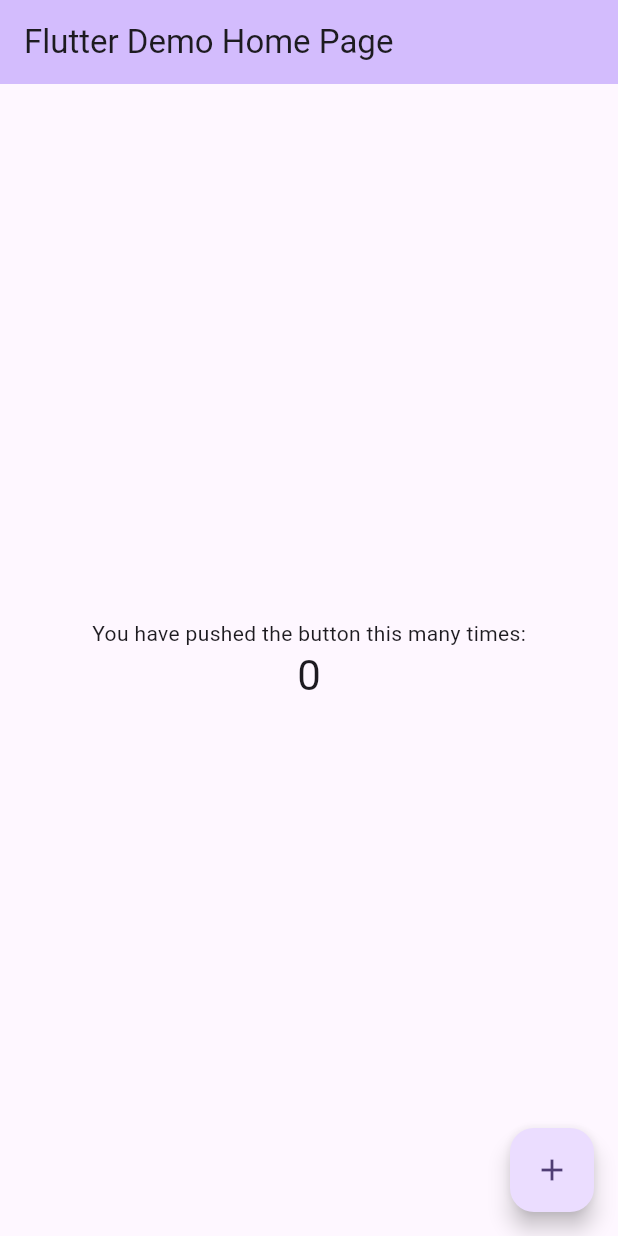
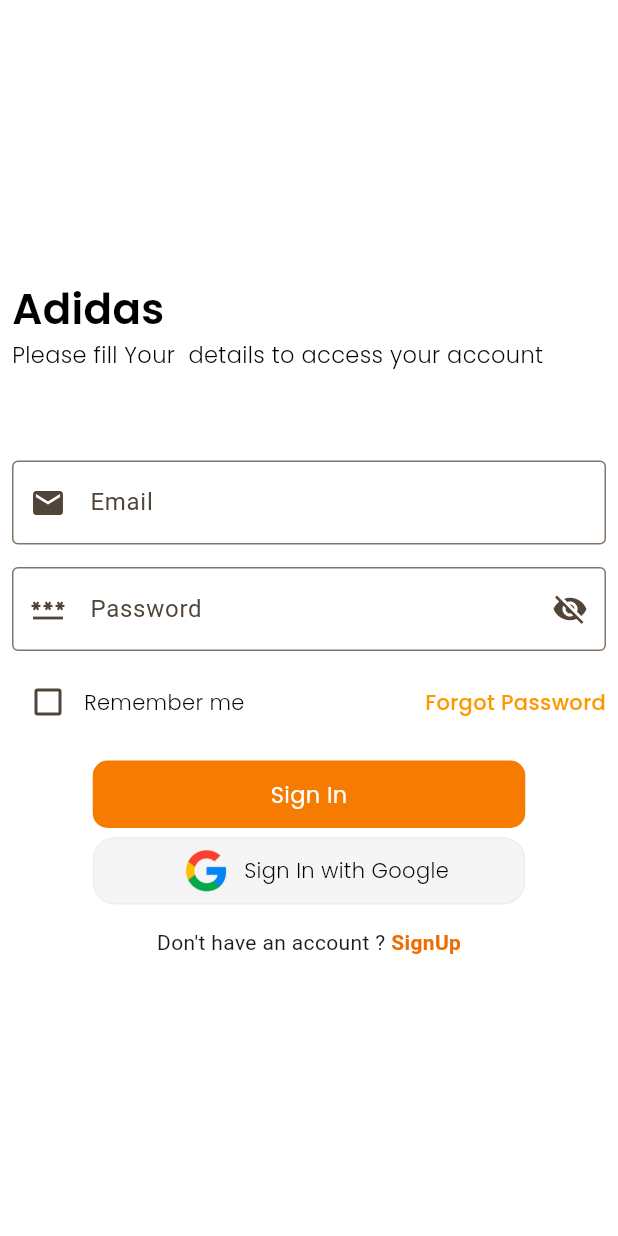
Before and after one commit to SalmanMohammed2001/adidas_ecommerce_flutter, a Flutter app: the screen it shows after launch, on a phone screen of 412 x 824 dp. Run offline on Flutter 3.47's test engine with Material 3 defaults, Android fonts, the phone set to English and light mode, and no system bars; our stand-ins replace google_fonts.

Commit message:
Sign In Page Complete

```diff
--- /dev/null
+++ b/lib/components/custom_button/custom_button1.dart
@@ -0,0 +1,43 @@
+
+import 'package:flutter/material.dart';
+
+import '../custom_test/custom_text.dart';
+
+class CustomButton1 extends StatelessWidget {
+  const CustomButton1({
+    super.key,
+    required this.size,
+    required this.text,
+    required this.bgColor,
+    required this.onTap,
+
+  });
+
+  final Size size;
+  final String text;
+  final Color bgColor;
+  final VoidCallback  onTap;
+
+  @override
+  Widget build(BuildContext context) {
+    return Center(
+      child: GestureDetector(
+        onTap: onTap,
+        child: Container(
+          width: size.width * 0.7,
+          height: 45,
+          decoration: BoxDecoration(
+              color: bgColor,
+              borderRadius: BorderRadius.circular(10)
+          ),
+          child:  Center(
+              child: CustomText(
+                text: text,
+                color: Colors.white,
+                fontsize: 15,
+              )),
+        ),
+      ),
+    );
+  }
+}
--- /dev/null
+++ b/lib/components/custom_button/google_button.dart
@@ -0,0 +1,46 @@
+
+import 'package:flutter/material.dart';
+
+import '../custom_test/custom_text.dart';
+
+class GoogleButton extends StatelessWidget {
+  const GoogleButton({
+    super.key,
+    required this.size,
+    required this.onTap,
+  });
+
+  final Size size;
+  final VoidCallback onTap;
+
+  @override
+  Widget build(BuildContext context) {
+    return InkWell(
+      onTap: onTap,
+      child: Center(
+        child: Container(
+          width: size.width * 0.7,
+          height: 45,
+          decoration: BoxDecoration(
+              color: Colors.grey.shade100,
+              border: Border.all(color: Colors.grey.shade200),
+              borderRadius: BorderRadius.circular(15)),
+          child: Row(
+            mainAxisAlignment: MainAxisAlignment.center,
+            children: [
+              Image.asset("assets/images/google.png",width: 50,height: 50,fit: BoxFit.fitHeight,),
+              const CustomText(
+                text: "Sign In with Google",
+                fontsize: 14,
+                fontWeight: FontWeight.w300,
+              ),
+
+
+
+            ],
+          ),
+        ),
+      ),
+    );
+  }
+}
--- /dev/null
+++ b/lib/components/custom_test/custom_text.dart
@@ -0,0 +1,27 @@
+
+import 'package:flutter/material.dart';
+import 'package:google_fonts/google_fonts.dart';
+
+class CustomText extends StatelessWidget {
+  const CustomText({
+    super.key,
+    required this.text,
+    this.fontsize = 20,
+    this.fontWeight = FontWeight.normal,
+    this.color = Colors.black,
+  });
+
+  final String text;
+  final double fontsize;
+  final FontWeight fontWeight;
+  final Color color;
+
+  @override
+  Widget build(BuildContext context) {
+    return Text(
+      text,
+      style: GoogleFonts.poppins(
+          fontSize: fontsize, fontWeight: fontWeight, color: color),
+    );
+  }
+}
--- /dev/null
+++ b/lib/components/custom_text_field/custom_text_field1.dart
@@ -0,0 +1,45 @@
+
+import 'package:flutter/material.dart';
+
+class CustomTextField1 extends StatefulWidget {
+  const CustomTextField1({
+    super.key,
+    required this.label,
+    required this.prefixIcon,
+    this.isPassword=false,
+    required this.controller,
+  });
+
+  final String label;
+  final IconData prefixIcon;
+  final bool isPassword;
+  final TextEditingController   controller;
+
+  @override
+  State<CustomTextField1> createState() => _CustomTextField1State();
+}
+
+class _CustomTextField1State extends State<CustomTextField1> {
+  bool isObscure=false;
+
+
+  @override
+  Widget build(BuildContext context) {
+    return TextField(
+        controller: widget.controller,
+        obscureText: isObscure,
+        decoration: InputDecoration(
+          label: Text(widget.label),
+          border: const OutlineInputBorder(),
+          prefixIcon: Icon(widget.prefixIcon),
+          suffixIcon: widget.isPassword ? InkWell(
+              onTap: () {
+                setState(() {
+                  isObscure=!isObscure;
+                });
+              },
+              child:  Icon(isObscure ? Icons.visibility : Icons.visibility_off)) : null,
+
+        ));
+  }
+}
--- a/lib/main.dart
+++ b/lib/main.dart
@@ -1,3 +1,4 @@
+import 'package:adidas_ecommerce/screens/splach_screen/splash_screen.dart';
 import 'package:flutter/material.dart';
 
 void main() {
@@ -12,114 +13,12 @@
   Widget build(BuildContext context) {
     return MaterialApp(
       title: 'Flutter Demo',
+      debugShowCheckedModeBanner: false,
       theme: ThemeData(
-        // This is the theme of your application.
-        //
-        // TRY THIS: Try running your application with "flutter run". You'll see
-        // the application has a purple toolbar. Then, without quitting the app,
-        // try changing the seedColor in the colorScheme below to Colors.green
-        // and then invoke "hot reload" (save your changes or press the "hot
-        // reload" button in a Flutter-supported IDE, or press "r" if you used
-        // the command line to start the app).
-        //
-        // Notice that the counter didn't reset back to zero; the application
-        // state is not lost during the reload. To reset the state, use hot
-        // restart instead.
-        //
-        // This works for code too, not just values: Most code changes can be
-        // tested with just a hot reload.
-        colorScheme: ColorScheme.fromSeed(seedColor: Colors.deepPurple),
+        colorScheme: ColorScheme.fromSeed(seedColor: Colors.orange),
         useMaterial3: true,
       ),
-      home: const MyHomePage(title: 'Flutter Demo Home Page'),
+      home:const SplashScreen()
     );
   }
 }
-
-class MyHomePage extends StatefulWidget {
-  const MyHomePage({super.key, required this.title});
-
-  // This widget is the home page of your application. It is stateful, meaning
-  // that it has a State object (defined below) that contains fields that affect
-  // how it looks.
-
-  // This class is the configuration for the state. It holds the values (in this
-  // case the title) provided by the parent (in this case the App widget) and
-  // used by the build method of the State. Fields in a Widget subclass are
-  // always marked "final".
-
-  final String title;
-
-  @override
-  State<MyHomePage> createState() => _MyHomePageState();
-}
-
-class _MyHomePageState extends State<MyHomePage> {
-  int _counter = 0;
-
-  void _incrementCounter() {
-    setState(() {
-      // This call to setState tells the Flutter framework that something has
-      // changed in this State, which causes it to rerun the build method below
-      // so that the display can reflect the updated values. If we changed
-      // _counter without calling setState(), then the build method would not be
-      // called again, and so nothing would appear to happen.
-      _counter++;
-    });
-  }
-
-  @override
-  Widget build(BuildContext context) {
-    // This method is rerun every time setState is called, for instance as done
-    // by the _incrementCounter method above.
-    //
-    // The Flutter framework has been optimized to make rerunning build methods
-    // fast, so that you can just rebuild anything that needs updating rather
-    // than having to individually change instances of widgets.
-    return Scaffold(
-      appBar: AppBar(
-        // TRY THIS: Try changing the color here to a specific color (to
-        // Colors.amber, perhaps?) and trigger a hot reload to see the AppBar
-        // change color while the other colors stay the same.
-        backgroundColor: Theme.of(context).colorScheme.inversePrimary,
-        // Here we take the value from the MyHomePage object that was created by
-        // the App.build method, and use it to set our appbar title.
-        title: Text(widget.title),
-      ),
-      body: Center(
-        // Center is a layout widget. It takes a single child and positions it
-        // in the middle of the parent.
-        child: Column(
-          // Column is also a layout widget. It takes a list of children and
-          // arranges them vertically. By default, it sizes itself to fit its
-          // children horizontally, and tries to be as tall as its parent.
-          //
-          // Column has various properties to control how it sizes itself and
-          // how it positions its children. Here we use mainAxisAlignment to
-          // center the children vertically; the main axis here is the vertical
-          // axis because Columns are vertical (the cross axis would be
-          // horizontal).
-          //
-          // TRY THIS: Invoke "debug painting" (choose the "Toggle Debug Paint"
-          // action in the IDE, or press "p" in the console), to see the
-          // wireframe for each widget.
-          mainAxisAlignment: MainAxisAlignment.center,
-          children: <Widget>[
-            const Text(
-              'You have pushed the button this many times:',
-            ),
-            Text(
-              '$_counter',
-              style: Theme.of(context).textTheme.headlineMedium,
-            ),
-          ],
-        ),
-      ),
-      floatingActionButton: FloatingActionButton(
-        onPressed: _incrementCounter,
-        tooltip: 'Increment',
-        child: const Icon(Icons.add),
-      ), // This trailing comma makes auto-formatting nicer for build methods.
-    );
-  }
-}
--- /dev/null
+++ b/lib/screens/auth_screen/signIn_screen.dart
@@ -0,0 +1,116 @@
+import 'package:flutter/material.dart';
+import 'package:google_fonts/google_fonts.dart';
+
+import '../../components/custom_button/custom_button1.dart';
+import '../../components/custom_button/google_button.dart';
+import '../../components/custom_test/custom_text.dart';
+import '../../components/custom_text_field/custom_text_field1.dart';
+
+class SignInScreen extends StatefulWidget {
+  const SignInScreen({super.key});
+
+  @override
+  State<SignInScreen> createState() => _SignInScreenState();
+}
+
+class _SignInScreenState extends State<SignInScreen> {
+  TextEditingController emailController = TextEditingController();
+  TextEditingController passwordController = TextEditingController();
+
+  @override
+  Widget build(BuildContext context) {
+    final size = MediaQuery.sizeOf(context);
+
+    return Scaffold(
+      backgroundColor: Colors.white,
+      body: Center(
+        child: Padding(
+          padding: EdgeInsets.all(8.0),
+          child: Column(
+            crossAxisAlignment: CrossAxisAlignment.start,
+            mainAxisAlignment: MainAxisAlignment.center,
+            children: [
+              const CustomText(
+                text: "Adidas",
+                fontsize: 28,
+                fontWeight: FontWeight.w600,
+              ),
+              const CustomText(
+                text: "Please fill Your  details to access your account",
+                fontsize: 15,
+                fontWeight: FontWeight.w300,
+              ),
+              const SizedBox(
+                height: 60,
+              ),
+              CustomTextField1(
+                label: "Email",
+                prefixIcon: Icons.email,
+                controller: emailController,
+              ),
+              const SizedBox(
+                height: 15,
+              ),
+              CustomTextField1(
+                label: "Password",
+                prefixIcon: Icons.password,
+                isPassword: true,
+                controller: passwordController,
+              ),
+              const SizedBox(
+                height: 10,
+              ),
+              Row(
+                children: [
+                  Checkbox(
+                    value: false,
+                    onChanged: (value) {},
+                  ),
+                  const CustomText(
+                    text: "Remember me",
+                    fontsize: 14,
+                    fontWeight: FontWeight.w300,
+                  ),
+                  const Spacer(),
+                  const CustomText(
+                    text: "Forgot Password",
+                    fontsize: 14,
+                    fontWeight: FontWeight.w500,
+                    color: Colors.orange,
+                  ),
+                ],
+              ),
+              const SizedBox(
+                height: 15,
+              ),
+              CustomButton1(
+                size: size,
+                text: "Sign In",
+                bgColor: Colors.orange.shade700,
+                onTap: () {},
+              ),
+              const SizedBox(
+                height: 6,
+              ),
+              GoogleButton(
+                size: size,
+                onTap: () {},
+              ),
+              const SizedBox(
+                height: 15,
+              ),
+               Center(
+                 child: Text.rich(TextSpan(text: "Don't have an account ? ", children: [
+                  TextSpan(
+                      text: "SignUp",
+                      style: TextStyle(
+                          color: Colors.orange.shade800, fontWeight: FontWeight.bold))
+                               ])),
+               )
+            ],
+          ),
+        ),
+      ),
+    );
+  }
+}
--- /dev/null
+++ b/lib/screens/home_screen/home_screen.dart
@@ -0,0 +1,15 @@
+import 'package:flutter/material.dart';
+
+class HomeScreen extends StatefulWidget {
+  const HomeScreen({super.key});
+
+  @override
+  State<HomeScreen> createState() => _HomeScreenState();
+}
+
+class _HomeScreenState extends State<HomeScreen> {
+  @override
+  Widget build(BuildContext context) {
+    return const Placeholder();
+  }
+}
--- /dev/null
+++ b/lib/screens/splach_screen/splash_screen.dart
@@ -0,0 +1,43 @@
+import 'package:adidas_ecommerce/screens/auth_screen/signIn_screen.dart';
+import 'package:flutter/cupertino.dart';
+import 'package:flutter/material.dart';
+
+class SplashScreen extends StatefulWidget {
+  const SplashScreen({super.key});
+
+  @override
+  State<SplashScreen> createState() => _SplashScreenState();
+}
+
+class _SplashScreenState extends State<SplashScreen> {
+  @override
+  void initState() {
+    // TODO: implement initState
+    super.initState();
+    Future.delayed(
+      const Duration(seconds: 3),
+      () {
+        Navigator.pushReplacement(context,
+            MaterialPageRoute(builder: (context) => const SignInScreen()));
+      },
+    );
+  }
+
+  @override
+  Widget build(BuildContext context) {
+    return Scaffold(
+      backgroundColor: Colors.white,
+      body: Center(
+        child: Column(
+          mainAxisAlignment: MainAxisAlignment.center,
+          children: [
+            Image.asset("assets/images/adidas-logo.png"),
+            const CupertinoActivityIndicator(
+              color: Colors.black,
+            )
+          ],
+        ),
+      ),
+    );
+  }
+}
```
Also changed, not shown: pubspec.yaml (+12 -2 lines), assets/images/adidas-logo.png (added), assets/images/google.png (added), pubspec.lock, 3 other files.
